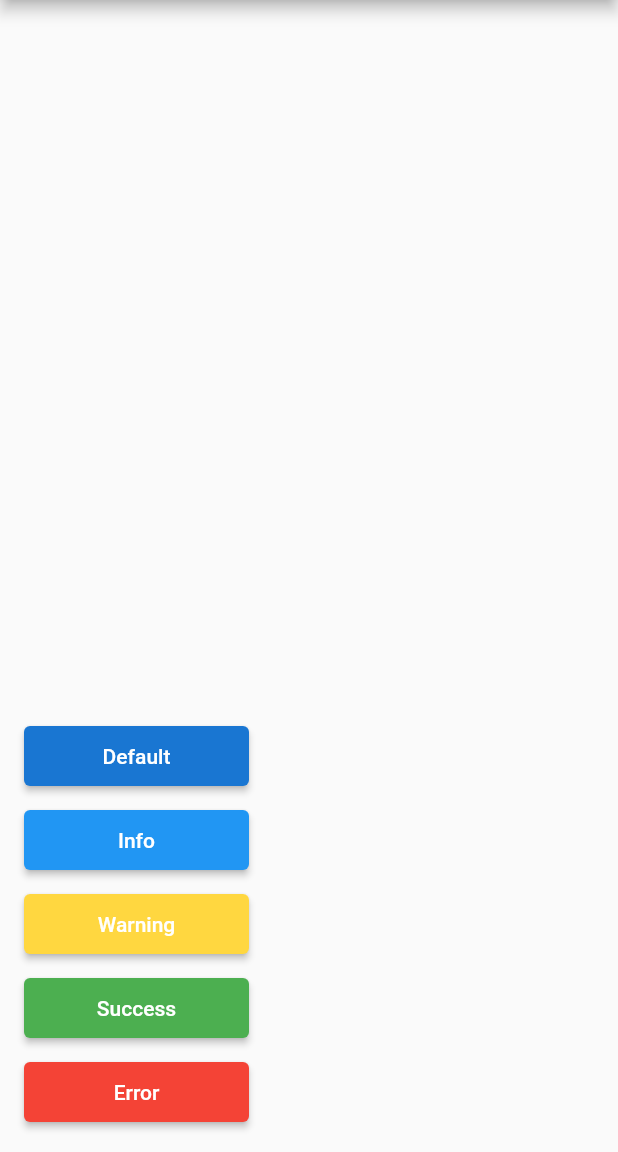
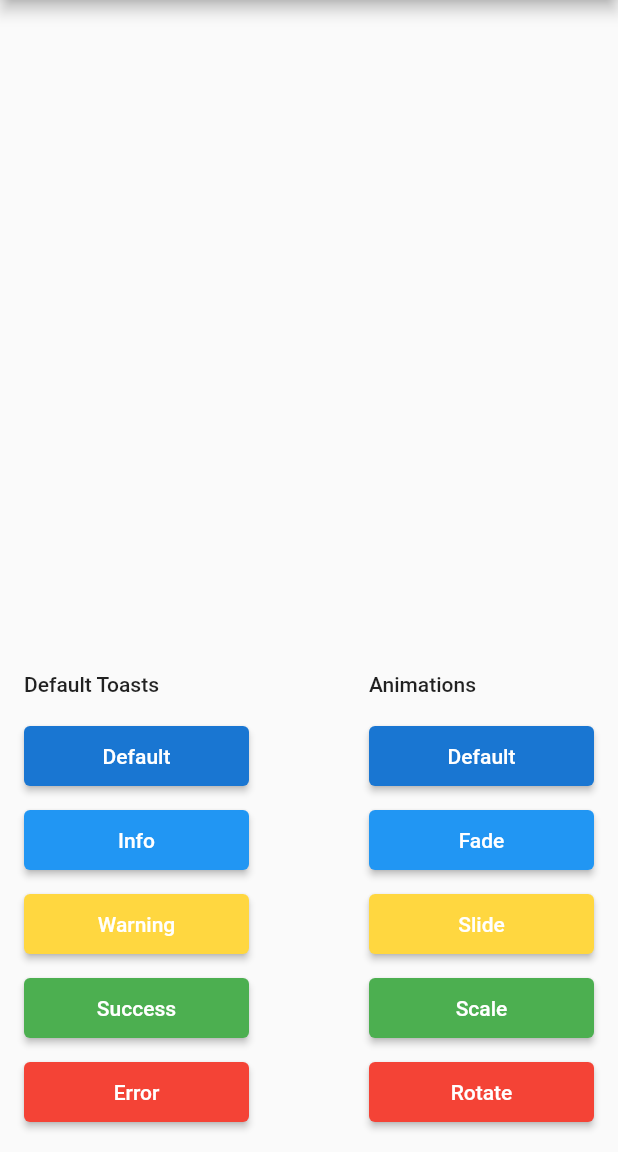
Before and after one commit to payam-zahedi/toastification, a Flutter app: the screen it shows after launch, on a phone screen of 412 x 824 dp, the part 84-1236 px from its top. Run offline on Flutter 3.47's test engine with Material 2 defaults, Android fonts, the light colour scheme and no system bars; missing offline and left inert: pausable_timer.

Commit message:
example updated with new animations

```diff
--- a/example/lib/main.dart
+++ b/example/lib/main.dart
@@ -20,8 +20,16 @@ class MyApp extends StatelessWidget {
   }
 }
 
-class Home extends StatelessWidget {
+class Home extends StatefulWidget {
   const Home({super.key});
+
+  @override
+  State<Home> createState() => _HomeState();
+}
+
+class _HomeState extends State<Home> {
+  ValueNotifier<ToastificationAnimationBuilder?> animationBuilder =
+      ValueNotifier(null);
 
   @override
   Widget build(BuildContext context) {
@@ -34,9 +42,146 @@ class Home extends StatelessWidget {
         padding: const EdgeInsets.all(16.0),
         child: Align(
           alignment: Alignment.bottomLeft,
-          child: Column(
+          child: ValueListenableBuilder<ToastificationAnimationBuilder?>(
+            valueListenable: animationBuilder,
+            builder: (context, value, _) {
+              return Row(
+                mainAxisAlignment: MainAxisAlignment.spaceBetween,
+                children: [
+                  ToastificationButtons(animationBuilder: value),
+                  AnimationButtons(
+                    onChange: (selectedValue) {
+                      animationBuilder.value = selectedValue;
+                    },
+                  ),
+                ],
+              );
+            },
+          ),
+        ),
+      ),
+    );
+  }
+}
+
+class AnimationButtons extends StatelessWidget {
+  const AnimationButtons({
+    super.key,
+    required this.onChange,
+  });
+
+  final ValueChanged<ToastificationAnimationBuilder?> onChange;
+
+  @override
+  Widget build(BuildContext context) {
+    return Column(
       mainAxisAlignment: MainAxisAlignment.end,
+      crossAxisAlignment: CrossAxisAlignment.start,
       children: <Widget>[
+        Text(
+          'Animations',
+          style: Theme.of(context).textTheme.bodyLarge,
+        ),
+        const SizedBox(height: 16),
+        ElevatedButton(
+          style: ElevatedButton.styleFrom(
+            backgroundColor: const Color(0xff1976d2),
+            minimumSize: const Size(150, 40),
+          ),
+          onPressed: () {
+            onChange(null);
+          },
+          child: const Text('Default'),
+        ),
+        const SizedBox(height: 8),
+        ElevatedButton(
+          style: ElevatedButton.styleFrom(
+            backgroundColor: Colors.blue,
+            minimumSize: const Size(150, 40),
+          ),
+          onPressed: () {
+            onChange(
+              (context, animation, child) {
+                return FadeTransition(opacity: animation, child: child);
+              },
+            );
+          },
+          child: const Text('Fade'),
+        ),
+        const SizedBox(height: 8),
+        ElevatedButton(
+          style: ElevatedButton.styleFrom(
+            backgroundColor: Colors.amberAccent,
+            minimumSize: const Size(150, 40),
+          ),
+          onPressed: () {
+            onChange(
+              (context, animation, child) {
+                return SlideTransition(
+                  position: Tween<Offset>(
+                    begin: const Offset(1, 0),
+                    end: const Offset(0, 0),
+                  ).animate(animation),
+                  child: child,
+                );
+              },
+            );
+          },
+          child: const Text('Slide'),
+        ),
+        const SizedBox(height: 8),
+        ElevatedButton(
+          style: ElevatedButton.styleFrom(
+            backgroundColor: Colors.green,
+            minimumSize: const Size(150, 40),
+          ),
+          onPressed: () {
+            onChange((context, animation, child) {
+              return ScaleTransition(scale: animation, child: child);
+            });
+          },
+          child: const Text('Scale'),
+        ),
+        const SizedBox(height: 8),
+        ElevatedButton(
+          style: ElevatedButton.styleFrom(
+            backgroundColor: Colors.red,
+            minimumSize: const Size(150, 40),
+          ),
+          onPressed: () {
+            onChange((context, animation, child) {
+              return RotationTransition(
+                turns: animation,
+                child: child,
+              );
+            });
+          },
+          child: const Text('Rotate'),
+        ),
+      ],
+    );
+  }
+}
+
+class ToastificationButtons extends StatelessWidget {
+  const ToastificationButtons({
+    super.key,
+    this.animationBuilder,
+  });
+
+  final ToastificationAnimationBuilder? animationBuilder;
+
+  @override
+  Widget build(BuildContext context) {
+    return Column(
+      mainAxisAlignment: MainAxisAlignment.end,
+      crossAxisAlignment: CrossAxisAlignment.start,
+      children: <Widget>[
+        Text(
+          'Default Toasts',
+          style: Theme.of(context).textTheme.bodyLarge,
+        ),
+        const SizedBox(height: 16),
         ElevatedButton(
           style: ElevatedButton.styleFrom(
             backgroundColor: const Color(0xff1976d2),
@@ -46,7 +191,8 @@ class Home extends StatelessWidget {
             toastification.show(
               context: context,
               autoCloseDuration: const Duration(seconds: 5),
-                    title: 'Title',
+              animationBuilder: animationBuilder,
+              title: 'Default',
             );
           },
           child: const Text('Default'),
@@ -61,7 +207,9 @@ class Home extends StatelessWidget {
             toastification.showInfo(
               context: context,
               autoCloseDuration: const Duration(seconds: 5),
-                      title: 'Title');
+              animationBuilder: animationBuilder,
+              title: 'Info',
+            );
           },
           child: const Text('Info'),
         ),
@@ -75,10 +223,8 @@ class Home extends StatelessWidget {
             toastification.showWarning(
               context: context,
               autoCloseDuration: const Duration(seconds: 5),
-                    animationDuration: const Duration(milliseconds: 400),
-                    title: 'Title',
-                    animationBuilder: (context, animation, child) =>
-                        FadeTransition(opacity: animation, child: child),
+              animationBuilder: animationBuilder,
+              title: 'Warning',
             );
           },
           child: const Text('Warning'),
@@ -93,16 +239,8 @@ class Home extends StatelessWidget {
             toastification.showSuccess(
               context: context,
               autoCloseDuration: const Duration(seconds: 5),
-                    title: 'Title',
-                    animationDuration: const Duration(milliseconds: 900),
-                    animationBuilder: (context, animation, child) =>
-                        SlideTransition(
-                      position: Tween<Offset>(
-                        begin: const Offset(1, 0),
-                        end: const Offset(0, 0),
-                      ).animate(animation),
-                      child: FadeTransition(opacity: animation, child: child),
-                    ),
+              animationBuilder: animationBuilder,
+              title: 'Success',
             );
           },
           child: const Text('Success'),
@@ -117,15 +255,13 @@ class Home extends StatelessWidget {
             toastification.showError(
               context: context,
               autoCloseDuration: const Duration(seconds: 5),
-                    title: 'Title',
+              animationBuilder: animationBuilder,
+              title: 'Error',
             );
           },
           child: const Text('Error'),
         ),
       ],
-          ),
-        ),
-      ),
     );
   }
 }
```
Lines whose indentation alone changed are shown as unchanged.
